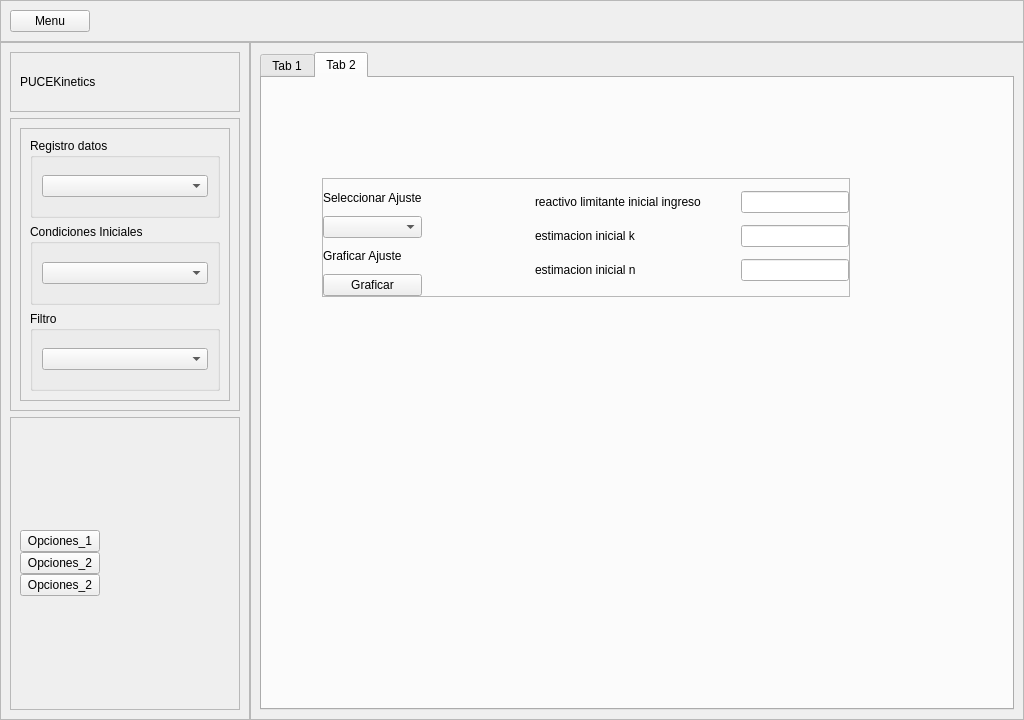
This is pantalla_d_a_c_tipo_dashb_RC1_1.ui in JuandresPUCE/tesis_pyqt_sqlite as Qt 5 draws it before an edit. The edited form follows.
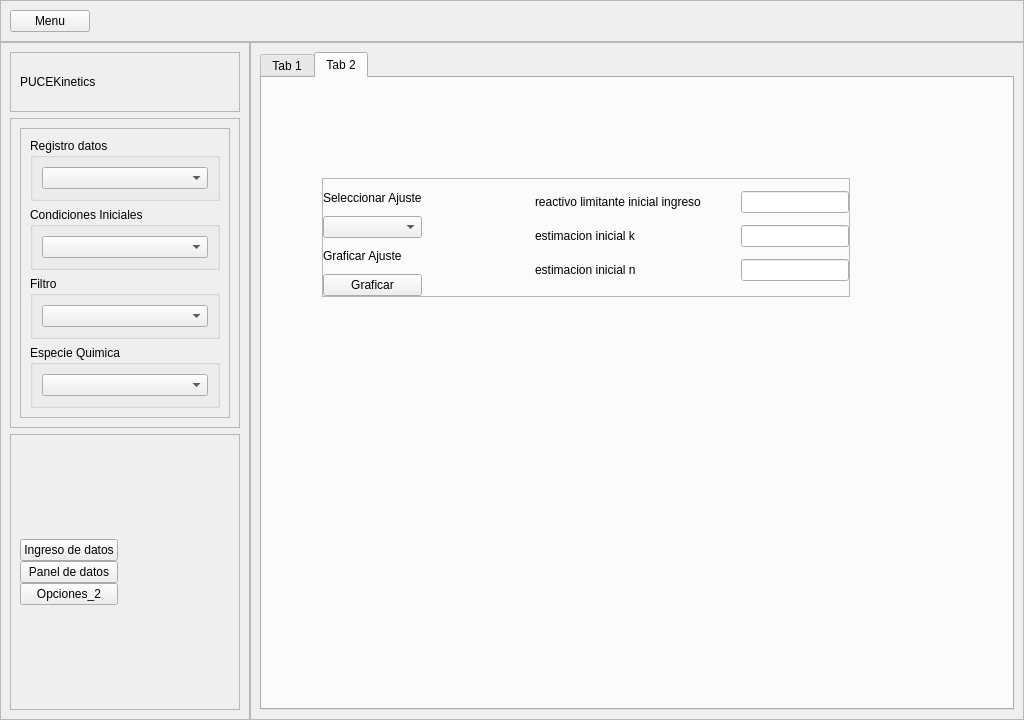
This is the edited form.

What changed in the file:
```diff
--- a/pantalla_d_a_c_tipo_dashb_RC1_1.ui
+++ b/pantalla_d_a_c_tipo_dashb_RC1_1.ui
@@ -205,6 +205,18 @@
                   </layout>
                  </widget>
                 </item>
+                <item>
+                 <widget class="QGroupBox" name="groupBox_4">
+                  <property name="title">
+                   <string>Especie Quimica</string>
+                  </property>
+                  <layout class="QVBoxLayout" name="verticalLayout_16">
+                   <item>
+                    <widget class="QComboBox" name="filtro_datos_box_2"/>
+                   </item>
+                  </layout>
+                 </widget>
+                </item>
                </layout>
               </widget>
              </item>
@@ -230,14 +242,14 @@
                  <item>
                   <widget class="QPushButton" name="opcion_btn">
                    <property name="text">
-                    <string>Opciones_1</string>
+                    <string>Ingreso de datos</string>
                    </property>
                   </widget>
                  </item>
                  <item>
                   <widget class="QPushButton" name="opcion_btn_2">
                    <property name="text">
-                    <string>Opciones_2</string>
+                    <string>Panel de datos</string>
                    </property>
                   </widget>
                  </item>
```
Left out of the diff: 4 changed lines with no effect on the pictures.
